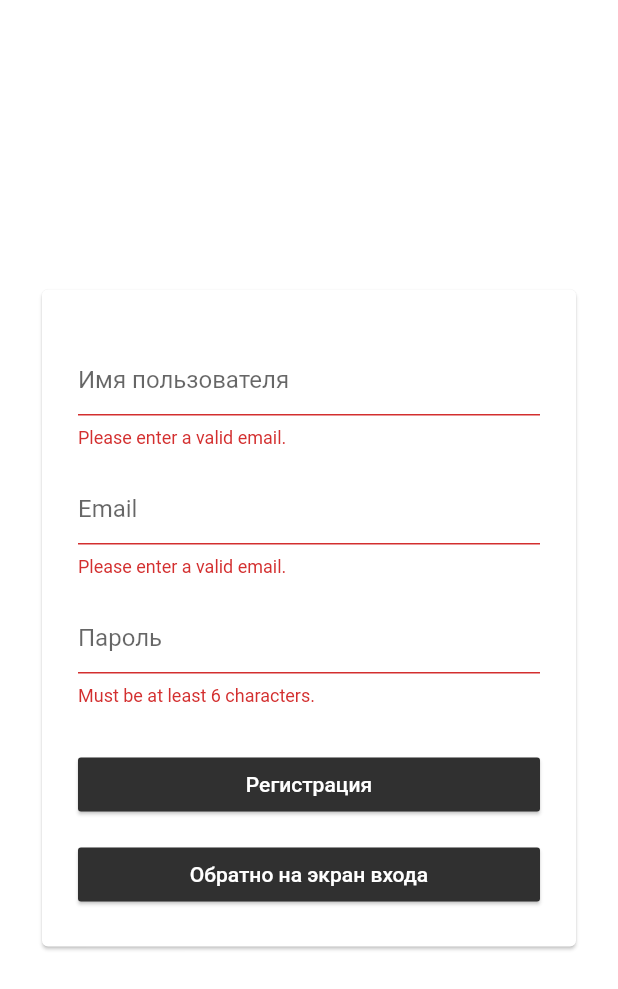
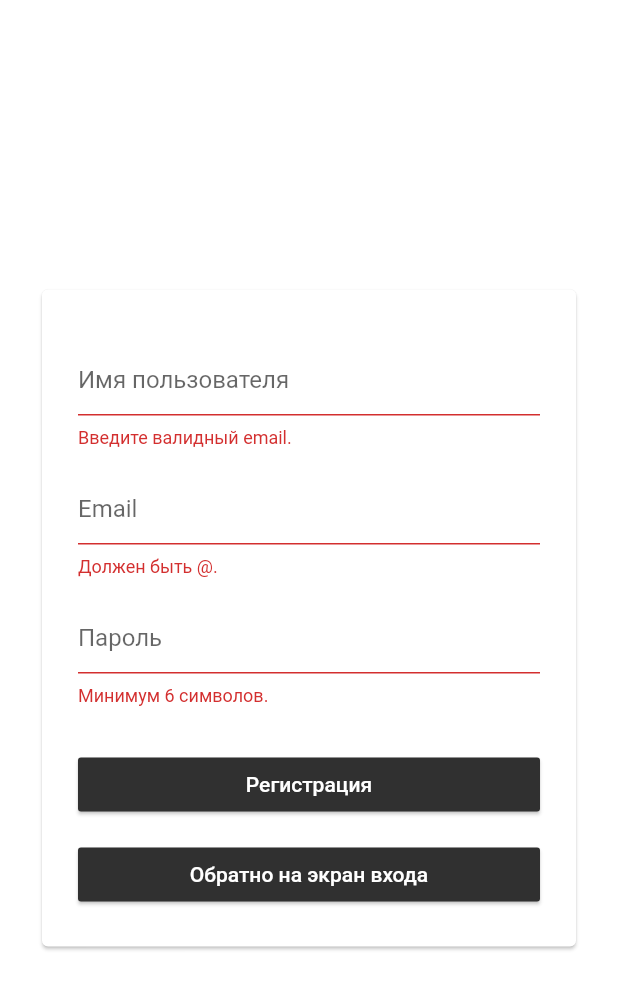
Before and after one commit to KorolevSoftware/Lenta-flatter, a Flutter app: the SignupScreen screen opened by its route, after a tap on "Регистрация", on a phone screen of 412 x 824 dp. Shown: the top 989 px of the screen. Run offline on Flutter 3.47's test engine with Material 2 defaults, Android fonts, the phone set to English and light mode, and no system bars; our stand-ins replace bloc, cached_network_image, cloud_firestore, equatable, firebase_auth, firebase_core and 5 more; missing offline and left inert: enum_to_string; accounts and stored records are empty.

```diff
--- a/lib/main.dart
+++ b/lib/main.dart
@@ -53,7 +53,7 @@ class MyApp extends StatelessWidget {
           ),
         ],
         child: MaterialApp(
-          title: 'CorgiGram',
+          title: 'Lenta',
           debugShowCheckedModeBanner: false,
           theme: ThemeData(
             primarySwatch: Colors.lightGreen,
--- a/lib/screens/feed/feed_screen.dart
+++ b/lib/screens/feed/feed_screen.dart
@@ -50,7 +50,7 @@ class _FeedScreenState extends State<FeedScreen> {
             SnackBar(
               backgroundColor: Theme.of(context).primaryColor,
               duration: const Duration(seconds: 1),
-              content: const Text('Fetching More Posts...'),
+              content: const Text('Загрузка...'),
             ),
           );
         }
--- a/lib/screens/login/login_screen.dart
+++ b/lib/screens/login/login_screen.dart
@@ -59,12 +59,13 @@ class LoginScreen extends StatelessWidget {
                           children: [
                             const SizedBox(height: 12.0),
                             TextFormField(
+                                keyboardType: TextInputType.emailAddress,
                               decoration: InputDecoration(hintText: 'Email'),
                               onChanged: (value) => context
                                   .read<LoginCubit>()
                                   .emailChanged(value),
                               validator: (value) => !value.contains('@')
-                                  ? 'Please enter a valid email.'
+                                  ? 'Введите валидный email.'
                                   : null,
                             ),
                             const SizedBox(height: 16.0),
@@ -75,7 +76,7 @@ class LoginScreen extends StatelessWidget {
                                   .read<LoginCubit>()
                                   .passwordChanged(value),
                               validator: (value) => value.length < 6
-                                  ? 'Must be at least 6 characters.'
+                                  ? 'Минимум 6 символов.'
                                   : null,
                             ),
                             const SizedBox(height: 28.0),
--- a/lib/screens/profile/widgets/profile_stats.dart
+++ b/lib/screens/profile/widgets/profile_stats.dart
@@ -25,7 +25,11 @@ class ProfileStats extends StatelessWidget {
           Row(
             mainAxisAlignment: MainAxisAlignment.spaceEvenly,
             children: [
-              _Stats(count: posts, label: 'posts'),
+              Row ( children: [_Stats(count: posts, label: 'posts'),
+                IconButton(
+                  icon: const Icon(Icons.list, size: 40),
+                ),
+              ]),
             ],
           ),
           const SizedBox(height: 8.0),
--- a/lib/screens/signup/signup_screen.dart
+++ b/lib/screens/signup/signup_screen.dart
@@ -65,17 +65,18 @@ class SignupScreen extends StatelessWidget {
                                   .read<SignupCubit>()
                                   .usernameChanged(value),
                               validator: (value) => value.trim().isEmpty
-                                  ? 'Please enter a valid email.'
+                                  ? 'Введите валидный email.'
                                   : null,
                             ),
                             const SizedBox(height: 16.0),
                             TextFormField(
+                              keyboardType: TextInputType.emailAddress,
                               decoration: InputDecoration(hintText: 'Email'),
                               onChanged: (value) => context
                                   .read<SignupCubit>()
                                   .emailChanged(value),
                               validator: (value) => !value.contains('@')
-                                  ? 'Please enter a valid email.'
+                                  ? 'Должен быть @.'
                                   : null,
                             ),
                             const SizedBox(height: 16.0),
@@ -86,7 +87,7 @@ class SignupScreen extends StatelessWidget {
                                   .read<SignupCubit>()
                                   .passwordChanged(value),
                               validator: (value) => value.length < 6
-                                  ? 'Must be at least 6 characters.'
+                                  ? 'Минимум 6 символов.'
                                   : null,
                             ),
                             const SizedBox(height: 28.0),
```
Also changed, not shown: lib/screens/profile/profile_screen.dart (+3 -17 lines).
